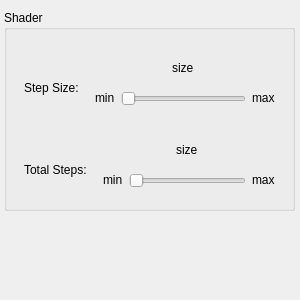
The window that dockwidget.ui (luizfnetto/qtvolrender) describes before a commit, drawn with Qt 5.
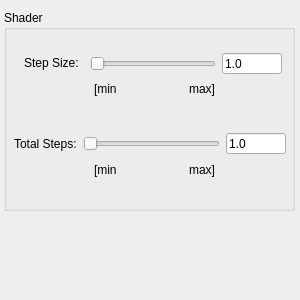
The same window after the commit.

Commit message: Updates the interface to be more user friendly   - Now uses a LineEdit field instead of a label to edit step size and the number of steps   - Refactor some of the code:     - Gives a proper separation between UI and the viewer classes responsabilities, it was calculating a percentage inside of the viewer (something related only to the ui slider)     - Splits getters of limits and the getters of values in two functions

```diff
--- a/dockwidget.ui
+++ b/dockwidget.ui
@@ -41,54 +41,52 @@
     <widget class="QWidget" name="">
      <property name="geometry">
       <rect>
-       <x>10</x>
-       <y>30</y>
-       <width>271</width>
-       <height>178</height>
+       <x>20</x>
+       <y>40</y>
+       <width>261</width>
+       <height>27</height>
       </rect>
      </property>
-     <layout class="QVBoxLayout" name="verticalLayout">
-      <property name="leftMargin">
-       <number>10</number>
-      </property>
-      <property name="topMargin">
-       <number>10</number>
-      </property>
-      <property name="rightMargin">
-       <number>10</number>
-      </property>
-      <property name="bottomMargin">
-       <number>10</number>
-      </property>
-      <item>
-       <layout class="QHBoxLayout" name="horizontalLayout_1">
-        <item>
-         <widget class="QLabel" name="label">
+     <layout class="QHBoxLayout" name="StepSize_Horizontal">
+      <item>
+       <widget class="QLabel" name="lbStepSize">
+        <property name="sizePolicy">
+         <sizepolicy hsizetype="Fixed" vsizetype="Fixed">
+          <horstretch>0</horstretch>
+          <verstretch>0</verstretch>
+         </sizepolicy>
+        </property>
+        <property name="maximumSize">
+         <size>
+          <width>60</width>
+          <height>16</height>
+         </size>
+        </property>
           <property name="text">
            <string>Step Size:</string>
           </property>
          </widget>
         </item>
         <item>
-         <layout class="QGridLayout" name="gridLayout_2">
-          <property name="sizeConstraint">
-           <enum>QLayout::SetMinimumSize</enum>
-          </property>
-          <property name="leftMargin">
-           <number>10</number>
-          </property>
-          <property name="bottomMargin">
-           <number>20</number>
-          </property>
-          <item row="1" column="0" alignment="Qt::AlignTop">
-           <widget class="QLabel" name="lbMinStepsize">
-            <property name="text">
-             <string>min</string>
-            </property>
-           </widget>
-          </item>
-          <item row="1" column="1">
            <widget class="QSlider" name="sliderStepSize">
+        <property name="sizePolicy">
+         <sizepolicy hsizetype="Fixed" vsizetype="Fixed">
+          <horstretch>0</horstretch>
+          <verstretch>0</verstretch>
+         </sizepolicy>
+        </property>
+        <property name="minimumSize">
+         <size>
+          <width>126</width>
+          <height>0</height>
+         </size>
+        </property>
+        <property name="maximumSize">
+         <size>
+          <width>126</width>
+          <height>16777215</height>
+         </size>
+        </property>
             <property name="maximum">
              <number>100</number>
             </property>
@@ -97,46 +95,116 @@
             </property>
            </widget>
           </item>
-          <item row="1" column="2" alignment="Qt::AlignTop">
-           <widget class="QLabel" name="lbMaxStepsize">
+      <item>
+       <widget class="QLineEdit" name="leCurStepSize">
+        <property name="sizePolicy">
+         <sizepolicy hsizetype="Fixed" vsizetype="Fixed">
+          <horstretch>0</horstretch>
+          <verstretch>0</verstretch>
+         </sizepolicy>
+        </property>
+        <property name="maximumSize">
+         <size>
+          <width>60</width>
+          <height>21</height>
+         </size>
+        </property>
+        <property name="layoutDirection">
+         <enum>Qt::RightToLeft</enum>
+        </property>
             <property name="text">
-             <string>max</string>
-            </property>
-           </widget>
-          </item>
-          <item row="0" column="1" alignment="Qt::AlignHCenter">
-           <widget class="QLabel" name="lbCurStepsize">
+         <string>1.0</string>
+        </property>
+        <property name="alignment">
+         <set>Qt::AlignLeading|Qt::AlignLeft|Qt::AlignVCenter</set>
+        </property>
+       </widget>
+      </item>
+     </layout>
+    </widget>
+    <widget class="QWidget" name="">
+     <property name="geometry">
+      <rect>
+       <x>90</x>
+       <y>70</y>
+       <width>121</width>
+       <height>18</height>
+      </rect>
+     </property>
+     <layout class="QGridLayout" name="StepSize_GridLayout">
+      <item row="0" column="0">
+       <widget class="QLabel" name="lbMinStepSize">
             <property name="text">
-             <string>size</string>
+         <string>[min</string>
             </property>
            </widget>
           </item>
-         </layout>
-        </item>
-       </layout>
+      <item row="0" column="1">
+       <widget class="QLabel" name="lbMaxStepSize">
+        <property name="text">
+         <string>max]</string>
+        </property>
+        <property name="alignment">
+         <set>Qt::AlignRight|Qt::AlignTrailing|Qt::AlignVCenter</set>
+        </property>
+       </widget>
+      </item>
+     </layout>
+    </widget>
+    <widget class="QWidget" name="">
+     <property name="geometry">
+      <rect>
+       <x>90</x>
+       <y>150</y>
+       <width>121</width>
+       <height>20</height>
+      </rect>
+     </property>
+     <layout class="QGridLayout" name="StepTotal_GridLayout">
+      <item row="0" column="0">
+       <widget class="QLabel" name="lbMinStepTotal">
+        <property name="text">
+         <string>[min</string>
+        </property>
+       </widget>
       </item>
+      <item row="0" column="1">
+       <widget class="QLabel" name="lbMaxStepTotal">
+        <property name="text">
+         <string>max]</string>
+        </property>
+        <property name="alignment">
+         <set>Qt::AlignRight|Qt::AlignTrailing|Qt::AlignVCenter</set>
+        </property>
+       </widget>
+      </item>
+     </layout>
+    </widget>
+    <widget class="QWidget" name="">
+     <property name="geometry">
+      <rect>
+       <x>10</x>
+       <y>120</y>
+       <width>272</width>
+       <height>27</height>
+      </rect>
+     </property>
+     <layout class="QHBoxLayout" name="StepTotal_HorizontalLayout">
       <item>
-       <layout class="QHBoxLayout" name="horizontalLayout_2">
-        <item>
-         <widget class="QLabel" name="lbTotalSteps">
+       <widget class="QLabel" name="lbStepTotal">
           <property name="text">
            <string>Total Steps:</string>
           </property>
          </widget>
         </item>
         <item>
-         <layout class="QGridLayout" name="gridLayout_4">
-          <property name="sizeConstraint">
-           <enum>QLayout::SetFixedSize</enum>
-          </property>
-          <property name="leftMargin">
-           <number>10</number>
-          </property>
-          <property name="bottomMargin">
-           <number>20</number>
-          </property>
-          <item row="1" column="1">
-           <widget class="QSlider" name="sliderTotalSteps">
+       <widget class="QSlider" name="sliderStepTotal">
+        <property name="minimumSize">
+         <size>
+          <width>126</width>
+          <height>0</height>
+         </size>
+        </property>
             <property name="maximum">
              <number>100</number>
             </property>
@@ -145,30 +213,30 @@
             </property>
            </widget>
           </item>
-          <item row="1" column="0" alignment="Qt::AlignTop">
-           <widget class="QLabel" name="lbMinStepnum">
-            <property name="text">
-             <string>min</string>
-            </property>
-           </widget>
-          </item>
-          <item row="0" column="1" alignment="Qt::AlignHCenter">
-           <widget class="QLabel" name="lbCurStepnum">
-            <property name="text">
-             <string>size</string>
-            </property>
-           </widget>
-          </item>
-          <item row="1" column="2" alignment="Qt::AlignTop">
-           <widget class="QLabel" name="lbMaxStepnum">
+      <item>
+       <widget class="QLineEdit" name="leCurStepTotal">
+        <property name="sizePolicy">
+         <sizepolicy hsizetype="Fixed" vsizetype="Fixed">
+          <horstretch>0</horstretch>
+          <verstretch>0</verstretch>
+         </sizepolicy>
+        </property>
+        <property name="maximumSize">
+         <size>
+          <width>60</width>
+          <height>21</height>
+         </size>
+        </property>
+        <property name="layoutDirection">
+         <enum>Qt::RightToLeft</enum>
+        </property>
             <property name="text">
-             <string>max</string>
-            </property>
-           </widget>
-          </item>
-         </layout>
-        </item>
-       </layout>
+         <string>1.0</string>
+        </property>
+        <property name="alignment">
+         <set>Qt::AlignLeading|Qt::AlignLeft|Qt::AlignVCenter</set>
+        </property>
+       </widget>
       </item>
      </layout>
     </widget>
```
Lines whose indentation alone changed are shown as unchanged. The commit also changes 7 other files.
